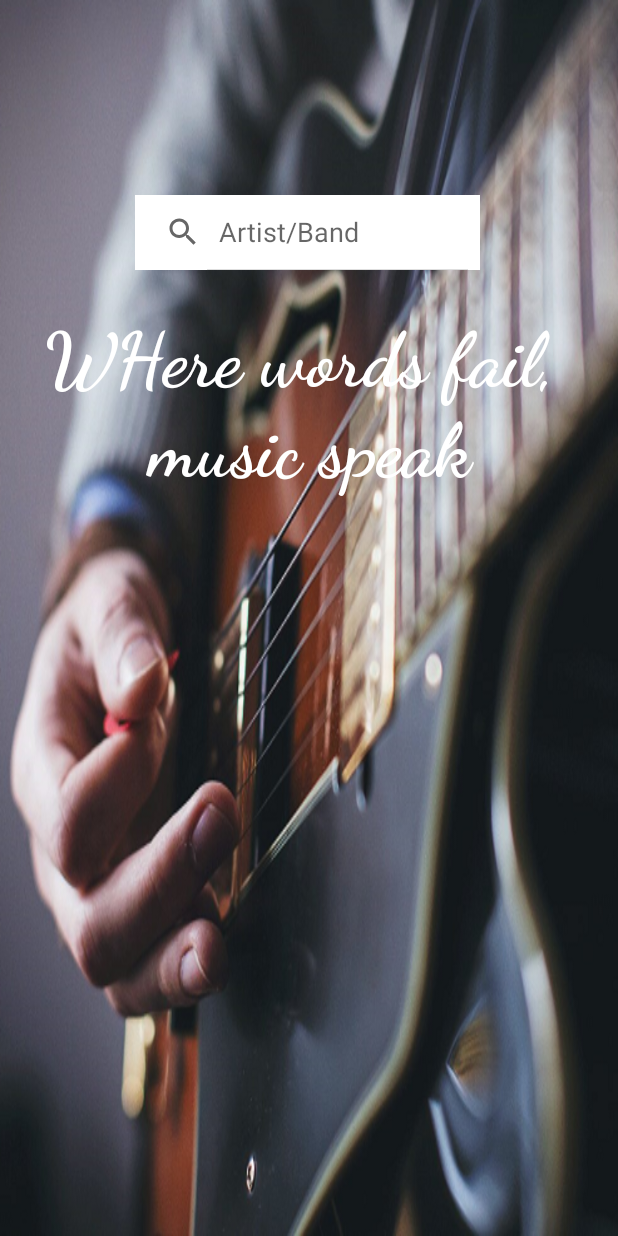
After one commit to HelloNYAC/FinalProject_CST2335, an Android app: the SongMainActivity screen opened directly, with no data from a screen before it, on a phone screen of 412 x 824 dp. The commit adds this screen. Run offline under Robolectric (Android 15) with nearby library versions, the phone set to English and light mode, and no system bars.

Commit message:
init commit

```diff
--- a/app/src/main/AndroidManifest.xml
+++ b/app/src/main/AndroidManifest.xml
@@ -9,6 +9,7 @@
         android:roundIcon="@mipmap/ic_launcher_round"
         android:supportsRtl="true"
         android:theme="@style/Theme.FinalProject_CST2335">
+        <activity android:name=".Song.SongMainActivity"></activity>
         <activity android:name=".HomePage">
             <intent-filter>
                 <action android:name="android.intent.action.MAIN" />
--- a/app/src/main/java/com/finalproject_cst2335/HomePage.java
+++ b/app/src/main/java/com/finalproject_cst2335/HomePage.java
@@ -12,6 +12,8 @@ import android.os.Bundle;
 import android.view.Menu;
 import android.view.MenuInflater;
 import android.view.MenuItem;
+
+import com.finalproject_cst2335.Song.SongMainActivity;
 import com.google.android.material.navigation.NavigationView;
 
 public class HomePage extends AppCompatActivity {
@@ -63,6 +65,11 @@ public class HomePage extends AppCompatActivity {
 //            startActivity(goToSoccerGame);
 //        }
 
+        if( item.getItemId() == R.id.toSongster){
+            Intent goToSoccerGame = new Intent(HomePage.this, SongMainActivity.class);
+            startActivity(goToSoccerGame);
+        }
+
         return super.onOptionsItemSelected(item);
     }
 
--- /dev/null
+++ b/app/src/main/java/com/finalproject_cst2335/Song/SongMainActivity.java
@@ -0,0 +1,16 @@
+package com.finalproject_cst2335.Song;
+
+import androidx.appcompat.app.AppCompatActivity;
+
+import android.os.Bundle;
+
+import com.finalproject_cst2335.R;
+
+public class SongMainActivity extends AppCompatActivity {
+
+    @Override
+    protected void onCreate(Bundle savedInstanceState) {
+        super.onCreate(savedInstanceState);
+        setContentView(R.layout.activity_song_main);
+    }
+}
--- /dev/null
+++ b/app/src/main/res/layout/activity_song_main.xml
@@ -0,0 +1,49 @@
+<?xml version="1.0" encoding="utf-8"?>
+<RelativeLayout
+xmlns:android="http://schemas.android.com/apk/res/android"
+xmlns:tools="http://schemas.android.com/tools"
+android:orientation="vertical"
+android:layout_width="match_parent"
+android:layout_height="match_parent"
+android:background="@drawable/ss_main"
+tools:context=".Song.SongMainActivity">
+
+
+
+
+<SearchView
+    android:id="@+id/ss_searchView"
+    android:layout_width="230dp"
+    android:layout_height="50dp"
+    android:layout_marginTop="130dp"
+    android:layout_marginLeft="90dp"
+    android:iconifiedByDefault="false"
+    android:queryHint="Artist/Band"
+    android:scrollbars="none"
+    android:background="@color/white"
+    />
+<ListView
+    android:layout_width="match_parent"
+    android:layout_height="match_parent"
+    android:id="@+id/ss_listView"
+    android:divider="#ad5"
+    android:dividerHeight="2dp"
+    android:visibility="invisible"
+    android:layout_below="@+id/ss_searchView"/>
+
+
+<TextView
+    android:id="@+id/ss_quote"
+    android:layout_width="400dp"
+    android:layout_height="180dp"
+    android:fontFamily="cursive"
+    android:gravity="center"
+    android:textStyle="bold"
+    android:text="WHere words fail,\n music speak"
+    android:textColor="@color/white"
+    android:textSize="50dp"
+    android:layout_below="@id/ss_searchView"
+    >
+
+</TextView>
+</RelativeLayout>
```
Also changed, not shown: app/src/main/res/drawable/ss_main.png (added).
